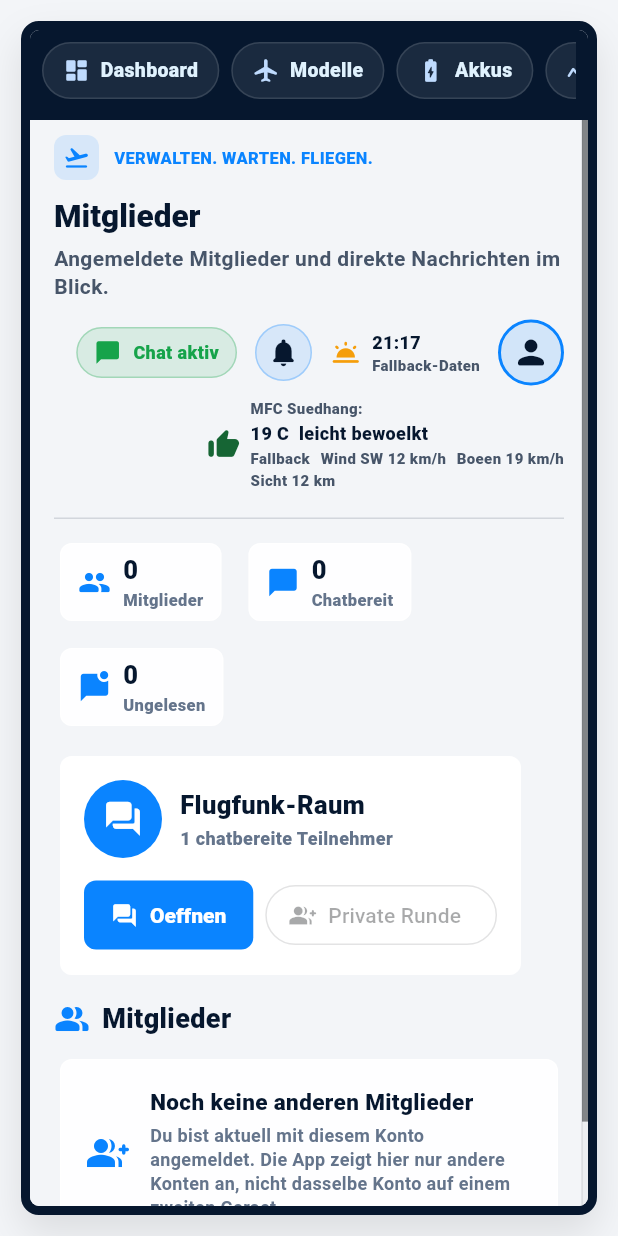
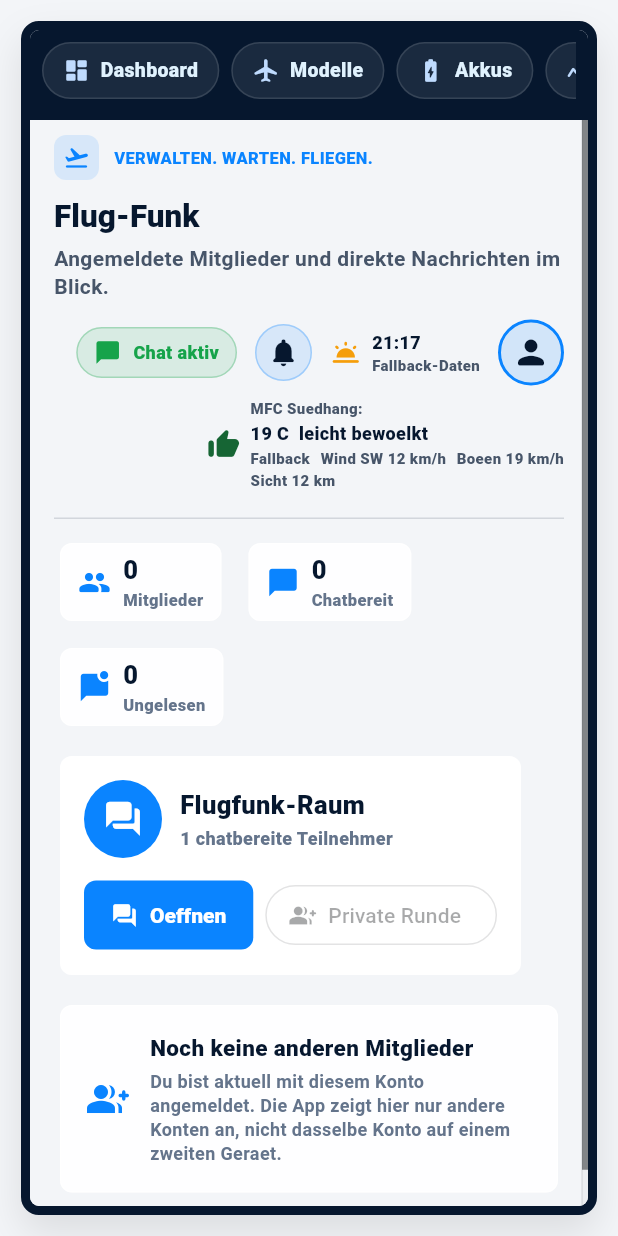
Before and after one commit to TeddyMcFly/modellflug-app, a Flutter app: the FriendsPage screen opened by its route, on a phone screen of 412 x 824 dp. Run offline on Flutter 3.47's test engine with Material 3 defaults, Android fonts, the phone set to English and light mode, and no system bars; our stand-ins replace cloud_firestore, connectivity_plus, file_picker, firebase_auth, firebase_core, firebase_storage and 8 more; missing offline and left inert: dart:js_interop, dart:ui_web; accounts and stored records are empty; generated files the repository leaves out were written again; network calls fail.

Commit message:
Rename friends page to flight radio

```diff
--- a/lib/features/friends/friends_page.dart
+++ b/lib/features/friends/friends_page.dart
@@ -40,7 +40,7 @@ class _FriendsPageState extends ConsumerState<FriendsPage> {
     );
 
     return AppScaffold(
-      title: 'Mitglieder',
+      title: 'Flug-Funk',
       subtitle: 'Angemeldete Mitglieder und direkte Nachrichten im Blick.',
       action: _ChatAvailabilityPill(enabled: reachableByChat),
       children: [
@@ -242,8 +242,6 @@ class _MemberListState extends State<_MemberList> {
                   ),
                 ],
                 const SizedBox(height: 12),
-                const _MemberSectionHeader(),
-                const SizedBox(height: 10),
                 if (members.isEmpty)
                   _InfoCard(
                     icon: Icons.group_add_rounded,
@@ -476,30 +474,6 @@ class _MemberListState extends State<_MemberList> {
   String _notificationKeyFor(ChatSummary chat) {
     final date = chat.lastMessageAt ?? chat.updatedAt;
     return '${chat.id}:${date?.toIso8601String() ?? chat.lastMessage}';
-  }
-}
-
-class _MemberSectionHeader extends StatelessWidget {
-  const _MemberSectionHeader();
-
-  @override
-  Widget build(BuildContext context) {
-    return const Row(
-      children: [
-        Icon(Icons.people_alt_rounded, color: Color(0xFF0A84FF)),
-        SizedBox(width: 8),
-        Expanded(
-          child: Text(
-            'Mitglieder',
-            style: TextStyle(
-              color: Color(0xFF06172E),
-              fontSize: 18,
-              fontWeight: FontWeight.w900,
-            ),
-          ),
-        ),
-      ],
-    );
   }
 }
 
```
